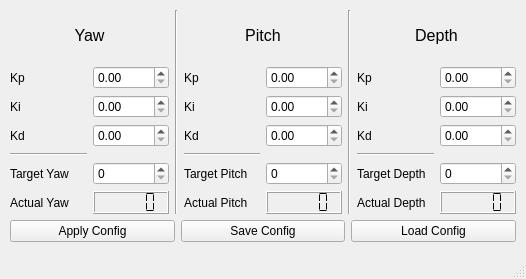
Qt form Gui/pid_config/ui/main_window.ui (decoderdan/projectPhoenix) before a commit.
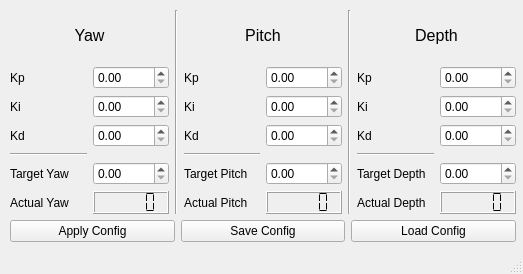
The same form after that commit.

Commit message: pid_config gui - now publishing values

What changed in the file:
```diff
--- a/Gui/pid_config/ui/main_window.ui
+++ b/Gui/pid_config/ui/main_window.ui
@@ -6,8 +6,8 @@
    <rect>
     <x>0</x>
     <y>0</y>
-    <width>526</width>
-    <height>279</height>
+    <width>523</width>
+    <height>274</height>
    </rect>
   </property>
   <property name="windowTitle">
@@ -75,9 +75,6 @@
              </property>
             </widget>
            </item>
-           <item row="4" column="1">
-            <widget class="QSpinBox" name="spinBox"/>
-           </item>
            <item row="4" column="0">
             <widget class="QLabel" name="label_13">
              <property name="text">
@@ -119,6 +116,9 @@
              </property>
             </widget>
            </item>
+           <item row="4" column="1">
+            <widget class="QDoubleSpinBox" name="spinBox_yawTarget"/>
+           </item>
           </layout>
          </item>
         </layout>
@@ -179,9 +179,6 @@
              </property>
             </widget>
            </item>
-           <item row="4" column="1">
-            <widget class="QSpinBox" name="spinBox_2"/>
-           </item>
            <item row="4" column="0">
             <widget class="QLabel" name="label_14">
              <property name="text">
@@ -223,6 +220,9 @@
              </property>
             </widget>
            </item>
+           <item row="4" column="1">
+            <widget class="QDoubleSpinBox" name="spinBox_pitchTarget"/>
+           </item>
           </layout>
          </item>
         </layout>
@@ -283,9 +283,6 @@
              </property>
             </widget>
            </item>
-           <item row="4" column="1">
-            <widget class="QSpinBox" name="spinBox_3"/>
-           </item>
            <item row="4" column="0">
             <widget class="QLabel" name="label_15">
              <property name="text">
@@ -336,6 +333,16 @@
              </property>
             </widget>
            </item>
+           <item row="4" column="1">
+            <widget class="QDoubleSpinBox" name="spinBox_depthTarget">
+             <property name="maximum">
+              <double>5.000000000000000</double>
+             </property>
+             <property name="singleStep">
+              <double>0.010000000000000</double>
+             </property>
+            </widget>
+           </item>
           </layout>
          </item>
         </layout>
```
Left out of the diff: 32 changed lines with no effect on the pictures. The commit also changes 6 other files.
